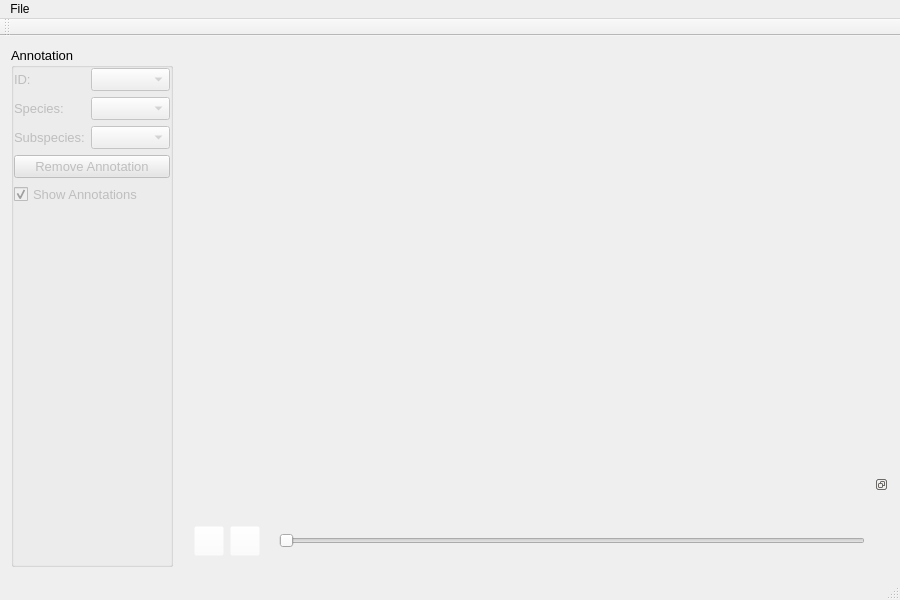
First picture: the form in src/image_annotator/mainwindow.ui, repository cvisionai/Tator-Native, before the edit.
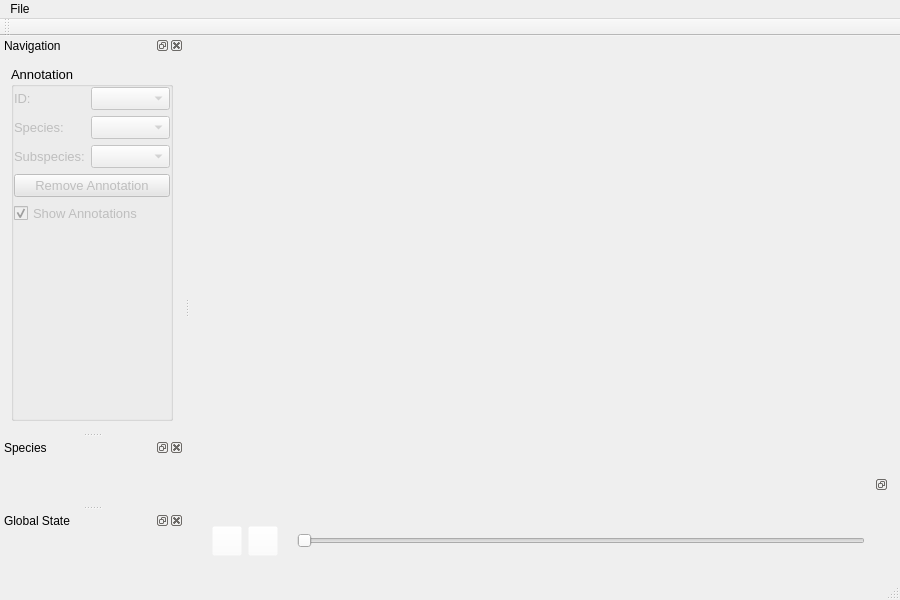
Second picture: the form after the edit.

Commit message: Add dock widgets to organize controls

Patch:
```diff
--- a/src/image_annotator/mainwindow.ui
+++ b/src/image_annotator/mainwindow.ui
@@ -16,227 +16,10 @@
   <widget class="QWidget" name="centralWidget">
    <layout class="QGridLayout" name="gridLayout_2">
     <item row="0" column="0">
-     <layout class="QHBoxLayout" name="horizontalLayout_6" stretch="0,5">
+     <layout class="QHBoxLayout" name="horizontalLayout_6" stretch="5">
       <property name="spacing">
        <number>0</number>
       </property>
-      <item>
-       <layout class="QVBoxLayout" name="sideBarLayout" stretch="0">
-        <property name="spacing">
-         <number>6</number>
-        </property>
-        <property name="leftMargin">
-         <number>0</number>
-        </property>
-        <property name="topMargin">
-         <number>0</number>
-        </property>
-        <property name="rightMargin">
-         <number>10</number>
-        </property>
-        <item>
-         <layout class="QVBoxLayout" name="verticalLayout_3">
-          <property name="spacing">
-           <number>3</number>
-          </property>
-          <item>
-           <widget class="QGroupBox" name="groupBox">
-            <property name="font">
-             <font>
-              <pointsize>10</pointsize>
-              <weight>50</weight>
-              <bold>false</bold>
-             </font>
-            </property>
-            <property name="title">
-             <string>Annotation</string>
-            </property>
-            <layout class="QVBoxLayout" name="verticalLayout">
-             <property name="leftMargin">
-              <number>0</number>
-             </property>
-             <property name="topMargin">
-              <number>0</number>
-             </property>
-             <property name="rightMargin">
-              <number>0</number>
-             </property>
-             <property name="bottomMargin">
-              <number>0</number>
-             </property>
-             <item>
-              <layout class="QHBoxLayout" name="horizontalLayout">
-               <item>
-                <widget class="QLabel" name="idLabel">
-                 <property name="enabled">
-                  <bool>false</bool>
-                 </property>
-                 <property name="font">
-                  <font>
-                   <pointsize>10</pointsize>
-                   <weight>50</weight>
-                   <bold>false</bold>
-                  </font>
-                 </property>
-                 <property name="text">
-                  <string>ID:</string>
-                 </property>
-                </widget>
-               </item>
-               <item>
-                <widget class="QComboBox" name="idSelection">
-                 <property name="enabled">
-                  <bool>false</bool>
-                 </property>
-                 <property name="font">
-                  <font>
-                   <pointsize>10</pointsize>
-                   <weight>50</weight>
-                   <bold>false</bold>
-                  </font>
-                 </property>
-                </widget>
-               </item>
-              </layout>
-             </item>
-             <item>
-              <layout class="QHBoxLayout" name="horizontalLayout_2">
-               <item>
-                <widget class="QLabel" name="speciesLabel">
-                 <property name="enabled">
-                  <bool>false</bool>
-                 </property>
-                 <property name="font">
-                  <font>
-                   <pointsize>10</pointsize>
-                   <weight>50</weight>
-                   <bold>false</bold>
-                  </font>
-                 </property>
-                 <property name="text">
-                  <string>Species:</string>
-                 </property>
-                </widget>
-               </item>
-               <item>
-                <widget class="QComboBox" name="typeMenu">
-                 <property name="enabled">
-                  <bool>false</bool>
-                 </property>
-                 <property name="font">
-                  <font>
-                   <pointsize>10</pointsize>
-                   <weight>50</weight>
-                   <bold>false</bold>
-                  </font>
-                 </property>
-                </widget>
-               </item>
-              </layout>
-             </item>
-             <item>
-              <layout class="QHBoxLayout" name="horizontalLayout_3">
-               <item>
-                <widget class="QLabel" name="subspeciesLabel">
-                 <property name="enabled">
-                  <bool>false</bool>
-                 </property>
-                 <property name="font">
-                  <font>
-                   <pointsize>10</pointsize>
-                   <weight>50</weight>
-                   <bold>false</bold>
-                  </font>
-                 </property>
-                 <property name="text">
-                  <string>Subspecies:</string>
-                 </property>
-                </widget>
-               </item>
-               <item>
-                <widget class="QComboBox" name="subTypeMenu">
-                 <property name="enabled">
-                  <bool>false</bool>
-                 </property>
-                 <property name="font">
-                  <font>
-                   <pointsize>10</pointsize>
-                   <weight>50</weight>
-                   <bold>false</bold>
-                  </font>
-                 </property>
-                </widget>
-               </item>
-              </layout>
-             </item>
-             <item>
-              <layout class="QHBoxLayout" name="horizontalLayout_4">
-               <item>
-                <widget class="QPushButton" name="removeAnnotation">
-                 <property name="enabled">
-                  <bool>false</bool>
-                 </property>
-                 <property name="font">
-                  <font>
-                   <pointsize>10</pointsize>
-                   <weight>50</weight>
-                   <bold>false</bold>
-                  </font>
-                 </property>
-                 <property name="styleSheet">
-                  <string notr="true">background-color: rgb(230, 230, 230);</string>
-                 </property>
-                 <property name="text">
-                  <string>Remove Annotation</string>
-                 </property>
-                </widget>
-               </item>
-              </layout>
-             </item>
-             <item>
-              <layout class="QHBoxLayout" name="horizontalLayout_5">
-               <item>
-                <widget class="QCheckBox" name="showAnnotations">
-                 <property name="enabled">
-                  <bool>false</bool>
-                 </property>
-                 <property name="font">
-                  <font>
-                   <pointsize>10</pointsize>
-                   <weight>50</weight>
-                   <bold>false</bold>
-                  </font>
-                 </property>
-                 <property name="text">
-                  <string>Show Annotations</string>
-                 </property>
-                 <property name="checked">
-                  <bool>true</bool>
-                 </property>
-                </widget>
-               </item>
-              </layout>
-             </item>
-             <item>
-              <spacer name="verticalSpacer">
-               <property name="orientation">
-                <enum>Qt::Vertical</enum>
-               </property>
-               <property name="sizeHint" stdset="0">
-                <size>
-                 <width>20</width>
-                 <height>40</height>
-                </size>
-               </property>
-              </spacer>
-             </item>
-            </layout>
-           </widget>
-          </item>
-         </layout>
-        </item>
-       </layout>
-      </item>
       <item>
        <layout class="QVBoxLayout" name="VideoLayout" stretch="0,10,0">
         <property name="spacing">
@@ -448,6 +231,245 @@
    </attribute>
   </widget>
   <widget class="QStatusBar" name="statusBar"/>
+  <widget class="QDockWidget" name="navigationDockWidget">
+   <property name="windowTitle">
+    <string>Navigation</string>
+   </property>
+   <attribute name="dockWidgetArea">
+    <number>1</number>
+   </attribute>
+   <widget class="QWidget" name="dockWidgetContents">
+    <layout class="QGridLayout" name="gridLayout">
+     <item row="0" column="0">
+      <layout class="QVBoxLayout" name="verticalLayout_3">
+       <property name="spacing">
+        <number>3</number>
+       </property>
+       <item>
+        <widget class="QGroupBox" name="groupBox">
+         <property name="font">
+          <font>
+           <pointsize>10</pointsize>
+           <weight>50</weight>
+           <bold>false</bold>
+          </font>
+         </property>
+         <property name="title">
+          <string>Annotation</string>
+         </property>
+         <layout class="QVBoxLayout" name="verticalLayout">
+          <property name="leftMargin">
+           <number>0</number>
+          </property>
+          <property name="topMargin">
+           <number>0</number>
+          </property>
+          <property name="rightMargin">
+           <number>0</number>
+          </property>
+          <property name="bottomMargin">
+           <number>0</number>
+          </property>
+          <item>
+           <layout class="QHBoxLayout" name="horizontalLayout">
+            <item>
+             <widget class="QLabel" name="idLabel">
+              <property name="enabled">
+               <bool>false</bool>
+              </property>
+              <property name="font">
+               <font>
+                <pointsize>10</pointsize>
+                <weight>50</weight>
+                <bold>false</bold>
+               </font>
+              </property>
+              <property name="text">
+               <string>ID:</string>
+              </property>
+             </widget>
+            </item>
+            <item>
+             <widget class="QComboBox" name="idSelection">
+              <property name="enabled">
+               <bool>false</bool>
+              </property>
+              <property name="font">
+               <font>
+                <pointsize>10</pointsize>
+                <weight>50</weight>
+                <bold>false</bold>
+               </font>
+              </property>
+             </widget>
+            </item>
+           </layout>
+          </item>
+          <item>
+           <layout class="QHBoxLayout" name="horizontalLayout_2">
+            <item>
+             <widget class="QLabel" name="speciesLabel">
+              <property name="enabled">
+               <bool>false</bool>
+              </property>
+              <property name="font">
+               <font>
+                <pointsize>10</pointsize>
+                <weight>50</weight>
+                <bold>false</bold>
+               </font>
+              </property>
+              <property name="text">
+               <string>Species:</string>
+              </property>
+             </widget>
+            </item>
+            <item>
+             <widget class="QComboBox" name="typeMenu">
+              <property name="enabled">
+               <bool>false</bool>
+              </property>
+              <property name="font">
+               <font>
+                <pointsize>10</pointsize>
+                <weight>50</weight>
+                <bold>false</bold>
+               </font>
+              </property>
+             </widget>
+            </item>
+           </layout>
+          </item>
+          <item>
+           <layout class="QHBoxLayout" name="horizontalLayout_3">
+            <item>
+             <widget class="QLabel" name="subspeciesLabel">
+              <property name="enabled">
+               <bool>false</bool>
+              </property>
+              <property name="font">
+               <font>
+                <pointsize>10</pointsize>
+                <weight>50</weight>
+                <bold>false</bold>
+               </font>
+              </property>
+              <property name="text">
+               <string>Subspecies:</string>
+              </property>
+             </widget>
+            </item>
+            <item>
+             <widget class="QComboBox" name="subTypeMenu">
+              <property name="enabled">
+               <bool>false</bool>
+              </property>
+              <property name="font">
+               <font>
+                <pointsize>10</pointsize>
+                <weight>50</weight>
+                <bold>false</bold>
+               </font>
+              </property>
+             </widget>
+            </item>
+           </layout>
+          </item>
+          <item>
+           <layout class="QHBoxLayout" name="horizontalLayout_4">
+            <item>
+             <widget class="QPushButton" name="removeAnnotation">
+              <property name="enabled">
+               <bool>false</bool>
+              </property>
+              <property name="font">
+               <font>
+                <pointsize>10</pointsize>
+                <weight>50</weight>
+                <bold>false</bold>
+               </font>
+              </property>
+              <property name="styleSheet">
+               <string notr="true">background-color: rgb(230, 230, 230);</string>
+              </property>
+              <property name="text">
+               <string>Remove Annotation</string>
+              </property>
+             </widget>
+            </item>
+           </layout>
+          </item>
+          <item>
+           <layout class="QHBoxLayout" name="horizontalLayout_5">
+            <item>
+             <widget class="QCheckBox" name="showAnnotations">
+              <property name="enabled">
+               <bool>false</bool>
+              </property>
+              <property name="font">
+               <font>
+                <pointsize>10</pointsize>
+                <weight>50</weight>
+                <bold>false</bold>
+               </font>
+              </property>
+              <property name="text">
+               <string>Show Annotations</string>
+              </property>
+              <property name="checked">
+               <bool>true</bool>
+              </property>
+             </widget>
+            </item>
+           </layout>
+          </item>
+          <item>
+           <spacer name="verticalSpacer">
+            <property name="orientation">
+             <enum>Qt::Vertical</enum>
+            </property>
+            <property name="sizeHint" stdset="0">
+             <size>
+              <width>20</width>
+              <height>40</height>
+             </size>
+            </property>
+           </spacer>
+          </item>
+         </layout>
+        </widget>
+       </item>
+      </layout>
+     </item>
+    </layout>
+   </widget>
+  </widget>
+  <widget class="QDockWidget" name="speciesDockWidget">
+   <property name="windowTitle">
+    <string>Species</string>
+   </property>
+   <attribute name="dockWidgetArea">
+    <number>1</number>
+   </attribute>
+   <widget class="QWidget" name="dockWidgetContents_3">
+    <layout class="QVBoxLayout" name="verticalLayout_5">
+     <item>
+      <layout class="QVBoxLayout" name="speciesLayout"/>
+     </item>
+    </layout>
+   </widget>
+  </widget>
+  <widget class="QDockWidget" name="globalStateDockWidget">
+   <property name="windowTitle">
+    <string>Global State</string>
+   </property>
+   <attribute name="dockWidgetArea">
+    <number>1</number>
+   </attribute>
+   <widget class="QWidget" name="dockWidgetContents_4">
+    <layout class="QVBoxLayout" name="verticalLayout_6"/>
+   </widget>
+  </widget>
   <action name="loadImageDir">
    <property name="text">
     <string>Load Image Directory</string>
```
